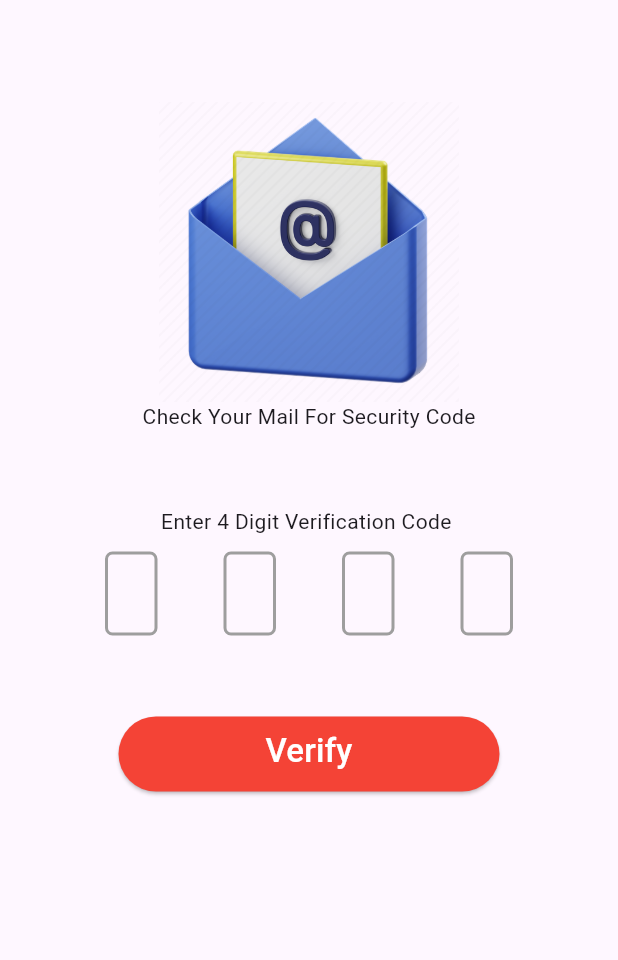
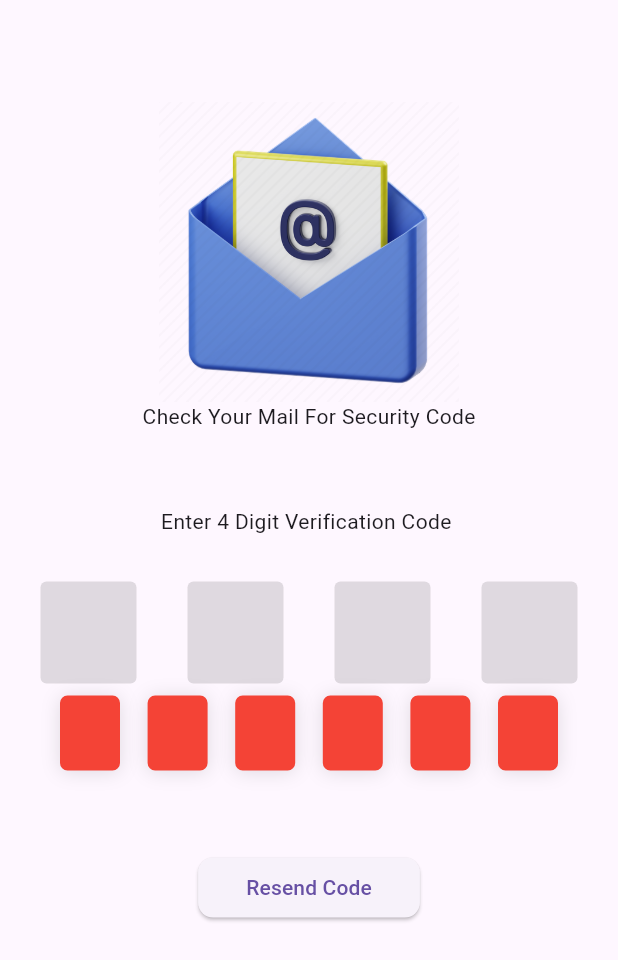
Before and after one commit to forhad35/kodeeo_app, a Flutter app: the EmailVerification screen opened directly, on a phone screen of 412 x 824 dp. Shown: the top 960 px of the screen. Run offline on Flutter 3.47's test engine with Material 2 defaults, Android fonts, the phone set to English and light mode, and no system bars; drawn by our look-alikes of pin_code_fields; our stand-ins replace animated_splash_screen, cached_network_image, carousel_slider, floating_bottom_navigation_bar, font_awesome_flutter, google_nav_bar and 1 more; missing offline and left inert: shared_value; accounts and stored records are empty; network calls fail.

Commit message:
otp section

```diff
--- a/lib/pages/email_varify.dart
+++ b/lib/pages/email_varify.dart
@@ -1,10 +1,20 @@
 import 'package:flutter/material.dart';
+import 'package:flutter/services.dart';
 import 'package:kodeeo_app/helper/display.dart';
-import 'package:kodeeo_app/pages/change_password.dart';
-@immutable
-class EmailVerification extends StatelessWidget {
-  EmailVerification({super.key});
-  var vCode;
+import 'package:pin_code_fields/pin_code_fields.dart';
+class EmailVerification extends StatefulWidget {
+  const EmailVerification({super.key});
+
+  @override
+  State<EmailVerification> createState() => _EmailVerificationState();
+}
+
+class _EmailVerificationState extends State<EmailVerification> {
+  final scaffoldKey = GlobalKey();
+  final formKey = GlobalKey<FormState>();
+
+
+
   @override
   Widget build(BuildContext context) {
     return  Scaffold(
@@ -12,122 +22,256 @@ class EmailVerification extends StatelessWidget {
         height: displayHeight(context),
         width: displayWidth(context),
 
-        child: SingleChildScrollView(
         child: Padding(
           padding: const EdgeInsets.all(10),
           child: Column(
             //crossAxisAlignment: CrossAxisAlignment.start,
+            // mainAxisAlignment: MainAxisAlignment.center,
             children: [
               SizedBox(height: displayHeight(context)*0.07,),
-                Container(
+              SizedBox(
                 width: displayWidth(context)*0.5,
                 child: Image.asset("images/email.png",height: 200,),
               ),
-                Text("Check Your Mail For Security Code"),
-                SizedBox(height: 50,),
-                Text("Enter 4 Digit Verification Code ",
+              const Text("Check Your Mail For Security Code"),
+              const SizedBox(height: 50,),
+              const Text("Enter 4 Digit Verification Code ",
                 style: TextStyle(fontSize: 14,),),
-                SizedBox(height: 10,),
-                Padding(
-                  padding: const EdgeInsets.only(left: 16,right: 16),
-                  child: Row(
-                    mainAxisAlignment: MainAxisAlignment.spaceEvenly ,
+              const SizedBox(height: 30,),
+              Row(
+                mainAxisAlignment: MainAxisAlignment.spaceAround,
                 children: [
-                      Container(height: 60,width: 35,
-                        child: TextField(
-                          style: TextStyle(fontSize: 16),
+                  SizedBox(
+                    height: 68,
+                    width: 64,
+                    child: TextFormField(
+                      textAlign: TextAlign.center,
                       keyboardType: TextInputType.number,
-                          onChanged: (value) {
-                            vCode= value.toString();
+                      style:Theme.of(context).textTheme.headlineMedium,
+                      onChanged: (value){
+                        if(value.length == 1){
+                          FocusScope.of(context).nextFocus();
+                        }
                       },
-                          decoration: InputDecoration(
+                      inputFormatters: [
+                        LengthLimitingTextInputFormatter(1),
+                        FilteringTextInputFormatter.digitsOnly,
+                      ],
+                      textAlignVertical: TextAlignVertical.center,
+                      decoration: const InputDecoration(
                         focusedBorder: OutlineInputBorder(
-                                borderRadius: BorderRadius.all(Radius.circular(5)),
-                                borderSide: BorderSide(width: 2, color: Colors.orange)),
+                          borderSide: BorderSide(color: Colors.indigo),
+                          borderRadius: BorderRadius.all(Radius.circular(4))
+                        ),
                         enabledBorder: OutlineInputBorder(
-                                borderRadius: BorderRadius.all(Radius.circular(5)),
-                                borderSide: BorderSide(width: 2, color: Colors.grey)),
+                            borderSide: BorderSide(color: Colors.transparent),
+                            borderRadius: BorderRadius.all(Radius.circular(4))
+                        ),
+                        disabledBorder: OutlineInputBorder(
+                            borderSide: BorderSide(color: Colors.transparent),
+                            borderRadius: BorderRadius.all(Radius.circular(4))
+                        ),
+                        fillColor: Colors.black12,
+                        filled: true,
+                      ),
+
+
+                    ),
+                  ),
+                  SizedBox(
+                    height: 68,
+                    width: 64,
+                    child: TextFormField(
+                      textAlign: TextAlign.center,
+                      keyboardType: TextInputType.number,
+                      style:Theme.of(context).textTheme.headlineMedium,
+                      onChanged: (value){
+                        if(value.length == 1){
+                          FocusScope.of(context).nextFocus();
+                        }
+                      },
+                      inputFormatters: [
+                        LengthLimitingTextInputFormatter(1),
+                        FilteringTextInputFormatter.digitsOnly,
+                      ],
+                      textAlignVertical: TextAlignVertical.center,
+                      decoration: const InputDecoration(
+                        focusedBorder: OutlineInputBorder(
+                            borderSide: BorderSide(color: Colors.indigo),
+                            borderRadius: BorderRadius.all(Radius.circular(4))
+                        ),
+                        enabledBorder: OutlineInputBorder(
+                            borderSide: BorderSide(color: Colors.transparent),
+                            borderRadius: BorderRadius.all(Radius.circular(4))
+                        ),
+                        disabledBorder: OutlineInputBorder(
+                            borderSide: BorderSide(color: Colors.transparent),
+                            borderRadius: BorderRadius.all(Radius.circular(4))
+                        ),
+                        fillColor: Colors.black12,
+                        filled: true,
+                      ),
+
+
+                    ),
+                  ),
+                  SizedBox(
+                    height: 68,
+                    width: 64,
+                    child: TextFormField(
+                      textAlign: TextAlign.center,
+                      keyboardType: TextInputType.number,
+                      style:Theme.of(context).textTheme.headlineMedium,
+                      onChanged: (value){
+                        if(value.length == 1){
+                          FocusScope.of(context).nextFocus();
+                        }
+                      },
+                      inputFormatters: [
+                        LengthLimitingTextInputFormatter(1),
+                        FilteringTextInputFormatter.digitsOnly,
+                      ],
+                      textAlignVertical: TextAlignVertical.center,
+                      decoration: const InputDecoration(
+                        focusedBorder: OutlineInputBorder(
+                            borderSide: BorderSide(color: Colors.indigo),
+                            borderRadius: BorderRadius.all(Radius.circular(4))
+                        ),
+                        enabledBorder: OutlineInputBorder(
+                            borderSide: BorderSide(color: Colors.transparent),
+                            borderRadius: BorderRadius.all(Radius.circular(4))
+                        ),
+                        disabledBorder: OutlineInputBorder(
+                            borderSide: BorderSide(color: Colors.transparent),
+                            borderRadius: BorderRadius.all(Radius.circular(4))
+                        ),
+                        fillColor: Colors.black12,
+                        filled: true,
+                      ),
+
+
+                    ),
+                  ),
+                  SizedBox(
+                    height: 68,
+                    width: 64,
+                    child: TextFormField(
+                      textAlign: TextAlign.center,
+                      keyboardType: TextInputType.number,
+                      style:Theme.of(context).textTheme.headlineMedium,
+                      onChanged: (value){
+                        if(value.length == 1){
+                          FocusScope.of(context).nextFocus();
+                        }
+                      },
+                      inputFormatters: [
+                        LengthLimitingTextInputFormatter(1),
+                        FilteringTextInputFormatter.digitsOnly,
+                      ],
+                      textAlignVertical: TextAlignVertical.center,
+                      decoration: const InputDecoration(
+                        focusedBorder: OutlineInputBorder(
+                            borderSide: BorderSide(color: Colors.indigo),
+                            borderRadius: BorderRadius.all(Radius.circular(4))
+                        ),
+                        enabledBorder: OutlineInputBorder(
+                            borderSide: BorderSide(color: Colors.transparent),
+                            borderRadius: BorderRadius.all(Radius.circular(4))
+                        ),
+                        disabledBorder: OutlineInputBorder(
+                            borderSide: BorderSide(color: Colors.transparent),
+                            borderRadius: BorderRadius.all(Radius.circular(4))
+                        ),
+                        fillColor: Colors.black12,
+                        filled: true,
+                      ),
+
+
+                    ),
+                  ),
+                ],
+              ),
+              Form(
+                key: formKey,
+                child: Padding(
+                  padding: const EdgeInsets.symmetric(
+                    vertical: 8.0,
+                    horizontal: 30,
+                  ),
+                  child: PinCodeTextField(
+                    appContext: context,
+                    pastedTextStyle: TextStyle(
+                      color: Colors.green.shade600,
+                      fontWeight: FontWeight.bold,
+                    ),
+                    length: 6,
+                    // obscureText: true,
+                    // obscuringCharacter: '*',
+                    // obscuringWidget: const FlutterLogo(
+                    //   size: 24,
+                    // ),
+                    // blinkWhenObscuring: false,
+                    animationType: AnimationType.fade,
+                    validator: (v) {
+                      if (v!.length < 3) {
+                        return "I'm from validator";
+                      } else {
+                        return null;
+                      }
+                    },
+                    pinTheme: PinTheme(
+                      shape: PinCodeFieldShape.box,
+                      borderRadius: BorderRadius.circular(5),
+                      fieldHeight: 50,
+                      fieldWidth: 40,
+                      activeFillColor: Colors.white,
+                    ),
+                    cursorColor: Colors.black,
+                    animationDuration: const Duration(milliseconds: 300),
+                    enableActiveFill: true,
+                    // errorAnimationController: errorController,
+                    // controller: textEditingController,
+                    keyboardType: TextInputType.number,
+                    boxShadows: const [
+                      BoxShadow(
+                        offset: Offset(0, 1),
+                        color: Colors.black12,
+                        blurRadius: 10,
+                      )
+                    ],
+                    onCompleted: (v) {
+                      debugPrint("Completed");
+                    },
+                    // onTap: () {
+                    //   print("Pressed");
+                    // },
+                    // onChanged: (value) {
+                    //   debugPrint(value);
+                    //   setState(() {
+                    //     currentText = value;
+                    //   });
+                    // },
+                    beforeTextPaste: (text) {
+                      debugPrint("Allowing to paste $text");
+                      //if you return true then it will show the paste confirmation dialog. Otherwise if false, then nothing will happen.
+                      //but you can show anything you want here, like your pop up saying wrong paste format or etc
+                      return true;
+                    },
                   ),
                 ),
               ),
-                      Container(height: 60,width: 35,
-                        child: TextField(
-                          style: TextStyle(fontSize: 16),
-                          keyboardType: TextInputType.number,
-                          onChanged: (value) {
-                            vCode= value.toString();
-                          },
-                          decoration: InputDecoration(
-                            focusedBorder: OutlineInputBorder(
-                                borderRadius: BorderRadius.all(Radius.circular(5)),
-                                borderSide: BorderSide(width: 2, color: Colors.orange)),
-                            enabledBorder: OutlineInputBorder(
-                                borderRadius: BorderRadius.all(Radius.circular(5)),
-                                borderSide: BorderSide(width: 2, color: Colors.grey)),
+              const SizedBox(height: 30,),
+
+            ElevatedButton(
+              onPressed: () {  },
+              style: ElevatedButton.styleFrom(
+                shape: RoundedRectangleBorder(borderRadius: BorderRadius.circular(10))
               ),
+              child: const Padding(
+                padding: EdgeInsets.all(8.0),
+                child: Text("Resend Code"),
               ),
-                      ),
-                      Container(height: 60,width: 35,
-                        child: TextField(
-                          style: TextStyle(fontSize: 16),
-                          keyboardType: TextInputType.number,
-                          onChanged: (value) {
-                            vCode= value.toString();
-                          },
-                          decoration: InputDecoration(
-                            focusedBorder: OutlineInputBorder(
-                                borderRadius: BorderRadius.all(Radius.circular(5)),
-                                borderSide: BorderSide(width: 2, color: Colors.orange)),
-                            enabledBorder: OutlineInputBorder(
-                                borderRadius: BorderRadius.all(Radius.circular(5)),
-                                borderSide: BorderSide(width: 2, color: Colors.grey)),
-                          ),
-                        ),
-                      ),
-                      Container(height: 60,width: 35,
-                        child: TextField(
-                          style: TextStyle(fontSize: 16),
-                          keyboardType: TextInputType.number,
-                          onChanged: (value) {
-                            vCode= value.toString();
-                          },
-                          decoration: InputDecoration(
-                            focusedBorder: OutlineInputBorder(
-                                borderRadius: BorderRadius.all(Radius.circular(5)),
-                                borderSide: BorderSide(width: 2, color: Colors.orange)),
-                            enabledBorder: OutlineInputBorder(
-                                borderRadius: BorderRadius.all(Radius.circular(5)),
-                                borderSide: BorderSide(width: 2, color: Colors.grey)),
-                          ),
-                        ),
-                      ),
-
-
-                    ],
-                  ),
-                ),
-                SizedBox(height: 50,),
-                ElevatedButton(
-                    onPressed: () {
-                      Navigator.push(context, MaterialPageRoute(builder: (context)=>ChangPassword()));
-
-                    },
-                    style: ElevatedButton.styleFrom(
-                        foregroundColor: Colors.white,
-                        backgroundColor: Colors.red),
-                    child: SizedBox(
-                      width: MediaQuery.sizeOf(context).width*0.5,
-                      height: 50,
-                      child: Text(
-                        "Verify",
-                        style: TextStyle(
-                            fontSize: 22,height: 2),
-                        textAlign: TextAlign.center,
-                      ),
-                    )),
-
-              ],
-            ),
+            )],
           ),
         ),
       ),
--- a/pubspec.yaml
+++ b/pubspec.yaml
@@ -48,6 +48,8 @@ dependencies:
   # The following adds the Cupertino Icons font to your application.
   # Use with the CupertinoIcons class for iOS style icons.
   cupertino_icons: ^1.0.2
+  otp_autofill: ^3.0.0
+  pin_code_fields: ^8.0.1
 
 dev_dependencies:
   flutter_test:
```
Also changed, not shown: pubspec.lock. Lines whose indentation alone changed are shown as unchanged.
